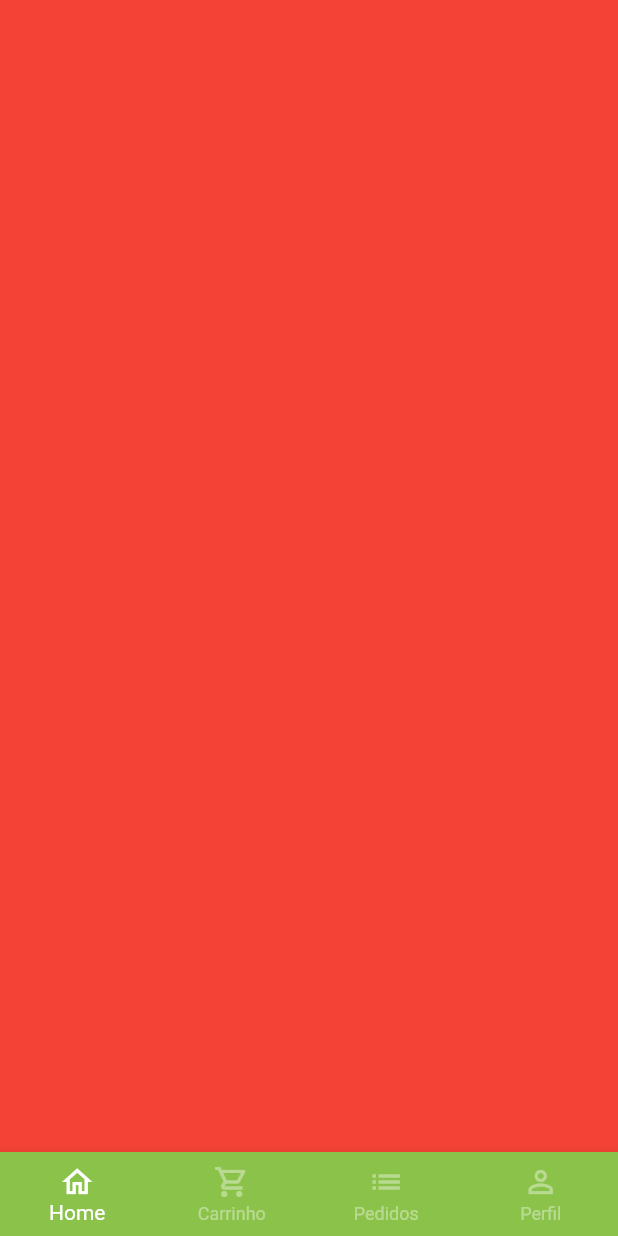
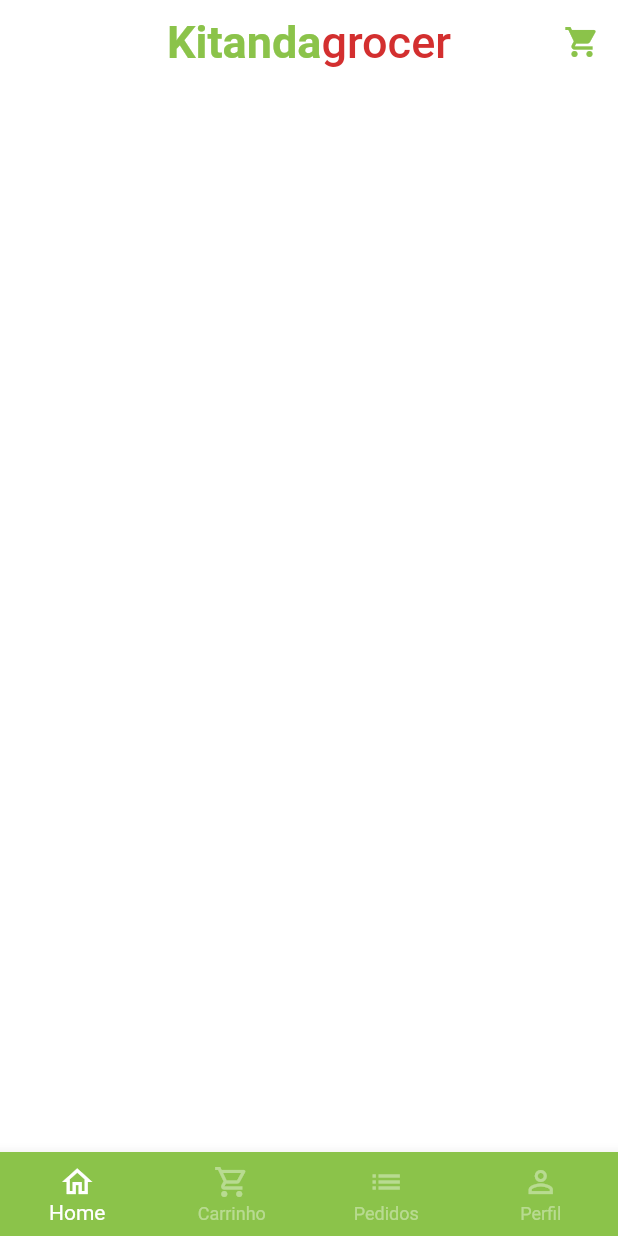
Before and after one commit to watilacosta/kitanda-flutter, a Flutter app: the screen it shows after launch, after a tap on "Entrar", on a phone screen of 412 x 824 dp. Run offline on Flutter 3.47's test engine with Material 2 defaults, Android fonts, the phone set to English and light mode, and no system bars; our stand-ins replace animated_text_kit, mask_text_input_formatter.

Commit message:
base screen

```diff
--- a/lib/main.dart
+++ b/lib/main.dart
@@ -16,6 +16,7 @@
       title: 'Flutter Demo',
       theme: ThemeData(
         primarySwatch: Colors.green,
+        scaffoldBackgroundColor: Colors.white.withAlpha(190),
       ),
       home: const SignInScreen(),
     );
--- a/lib/src/base/base_screen.dart
+++ b/lib/src/base/base_screen.dart
@@ -1,4 +1,5 @@
 import 'package:flutter/material.dart';
+import 'package:kitanda/src/home/home_tab.dart';
 
 class BaseScreen extends StatefulWidget {
   const BaseScreen({Key? key}) : super(key: key);
@@ -18,7 +19,7 @@
         physics: const NeverScrollableScrollPhysics(),
         controller: pageController,
         children: [
-          Container(color: Colors.red,),
+          const HomeTab(),
           Container(color: Colors.yellow,),
           Container(color: Colors.blue,),
           Container(color: Colors.purple,),
--- /dev/null
+++ b/lib/src/home/home_tab.dart
@@ -0,0 +1,52 @@
+import 'package:flutter/material.dart';
+import 'package:kitanda/src/config/custom_colors.dart';
+
+class HomeTab extends StatelessWidget {
+  const HomeTab({Key? key}) : super(key: key);
+
+  @override
+  Widget build(BuildContext context) {
+    return Scaffold(
+      // APP BAR
+      appBar: AppBar(
+        centerTitle: true,
+        backgroundColor: Colors.transparent,
+        elevation: 0,
+        title: Text.rich(
+          TextSpan(
+            style: const TextStyle(
+              fontSize: 30,
+            ),
+            children: [
+              TextSpan(
+                text: 'Kitanda',
+                style: TextStyle(
+                    color: CustomColors.customSwatchColor,
+                    fontWeight: FontWeight.bold),
+              ),
+              TextSpan(
+                text: 'grocer',
+                style: TextStyle(color: CustomColors.customContrastColor),
+              ),
+            ],
+          ),
+        ),
+        actions: [
+          IconButton(
+            onPressed: () {},
+            icon: Icon(
+              Icons.shopping_cart,
+              color: CustomColors.customSwatchColor,
+            ),
+          ),
+        ],
+      ),
+
+      // Campo de Pesquisa
+
+      // Categorias
+
+      // Grid
+    );
+  }
+}
```
